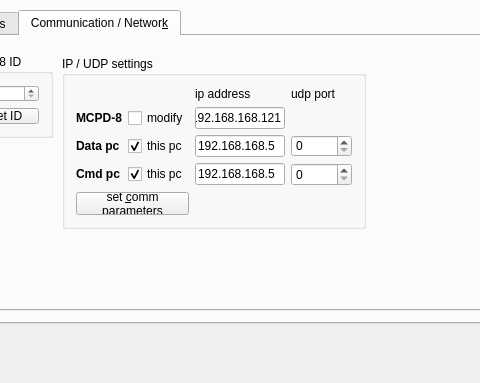
First picture: the form in qmesydaq/mesydaq2mainwidget.ui, repository flueke/qmesydaq, before the edit; both pictures show x 436 to 916 and y 567 to 950 of the 1260 by 950 pixel window.
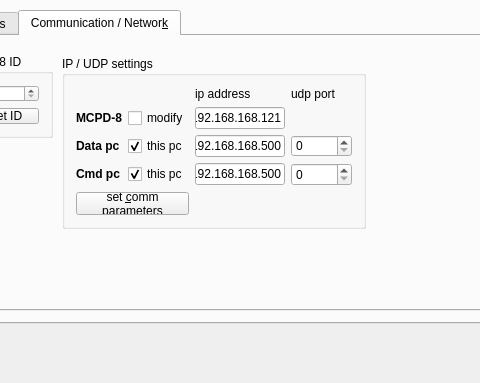
Second picture: the form after the edit. The open tabs and pages were chosen to show the change. Custom widgets are drawn as their Qt base class.

Commit message: FIX: input of the IP addresses.

```diff
--- a/qmesydaq/mesydaq2mainwidget.ui
+++ b/qmesydaq/mesydaq2mainwidget.ui
@@ -1817,7 +1817,7 @@
           <item row="2" column="2">
            <widget class="QLineEdit" name="dataIPAddress">
             <property name="inputMask">
-             <string>000.000.000.000; </string>
+             <string>000.000.000.000;0</string>
             </property>
             <property name="text">
              <string>192.168.168.5</string>
@@ -1827,7 +1827,7 @@
           <item row="3" column="2">
            <widget class="QLineEdit" name="cmdIPAddress">
             <property name="inputMask">
-             <string>000.000.000.000; </string>
+             <string>000.000.000.000;0</string>
             </property>
             <property name="text">
              <string>192.168.168.5</string>
```
Left out of the diff: 17 changed lines with no effect on the pictures. The commit also changes 1 other file.
